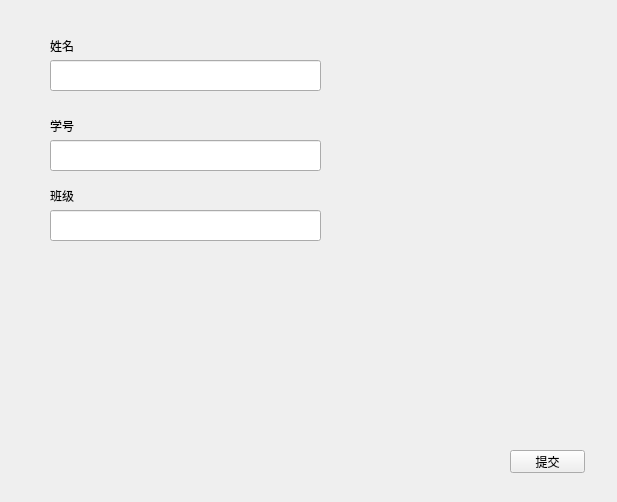
First picture: the form in QtGuiFaceRecognition/InfoInput.ui, repository CAiNSEMBRACE/FaceRecognition, before the edit.
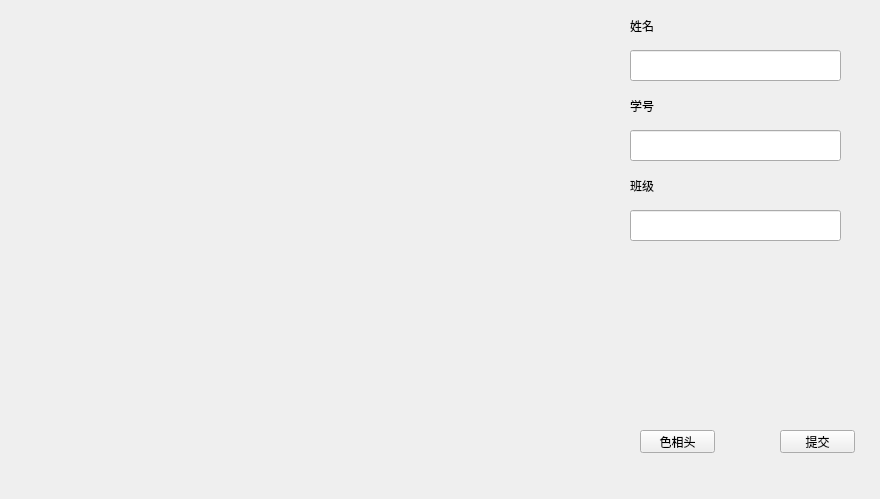
Second picture: the form after the edit.

Patch:
```diff
--- a/QtGuiFaceRecognition/InfoInput.ui
+++ b/QtGuiFaceRecognition/InfoInput.ui
@@ -6,8 +6,8 @@
    <rect>
     <x>0</x>
     <y>0</y>
-    <width>617</width>
-    <height>502</height>
+    <width>880</width>
+    <height>499</height>
    </rect>
   </property>
   <property name="windowTitle">
@@ -16,8 +16,8 @@
   <widget class="QLabel" name="label">
    <property name="geometry">
     <rect>
-     <x>50</x>
-     <y>40</y>
+     <x>630</x>
+     <y>20</y>
      <width>54</width>
      <height>12</height>
     </rect>
@@ -29,8 +29,8 @@
   <widget class="QLabel" name="label_2">
    <property name="geometry">
     <rect>
-     <x>50</x>
-     <y>120</y>
+     <x>630</x>
+     <y>100</y>
      <width>54</width>
      <height>12</height>
     </rect>
@@ -42,8 +42,8 @@
   <widget class="QLabel" name="label_3">
    <property name="geometry">
     <rect>
-     <x>50</x>
-     <y>190</y>
+     <x>630</x>
+     <y>180</y>
      <width>54</width>
      <height>12</height>
     </rect>
@@ -55,8 +55,8 @@
   <widget class="QPushButton" name="Button_input">
    <property name="geometry">
     <rect>
-     <x>510</x>
-     <y>450</y>
+     <x>780</x>
+     <y>430</y>
      <width>75</width>
      <height>23</height>
     </rect>
@@ -68,9 +68,9 @@
   <widget class="QLineEdit" name="Edit_name">
    <property name="geometry">
     <rect>
-     <x>50</x>
-     <y>60</y>
-     <width>271</width>
+     <x>630</x>
+     <y>50</y>
+     <width>211</width>
      <height>31</height>
     </rect>
    </property>
@@ -78,9 +78,9 @@
   <widget class="QLineEdit" name="Edit_id">
    <property name="geometry">
     <rect>
-     <x>50</x>
-     <y>140</y>
-     <width>271</width>
+     <x>630</x>
+     <y>130</y>
+     <width>211</width>
      <height>31</height>
     </rect>
    </property>
@@ -88,13 +88,39 @@
   <widget class="QLineEdit" name="Edit_class">
    <property name="geometry">
     <rect>
-     <x>50</x>
+     <x>630</x>
      <y>210</y>
-     <width>271</width>
+     <width>211</width>
      <height>31</height>
     </rect>
    </property>
   </widget>
+  <widget class="QPushButton" name="Button_cam">
+   <property name="geometry">
+    <rect>
+     <x>640</x>
+     <y>430</y>
+     <width>75</width>
+     <height>23</height>
+    </rect>
+   </property>
+   <property name="text">
+    <string>色相头</string>
+   </property>
+  </widget>
+  <widget class="QLabel" name="labelCam">
+   <property name="geometry">
+    <rect>
+     <x>0</x>
+     <y>0</y>
+     <width>621</width>
+     <height>451</height>
+    </rect>
+   </property>
+   <property name="text">
+    <string/>
+   </property>
+  </widget>
  </widget>
  <resources/>
  <connections>
```
